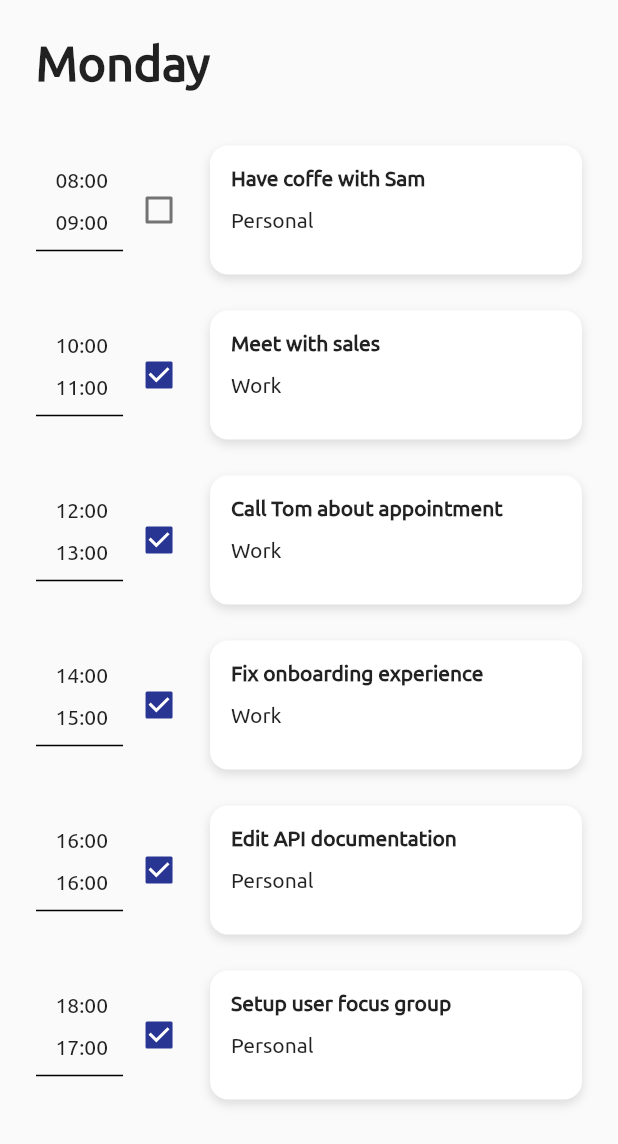
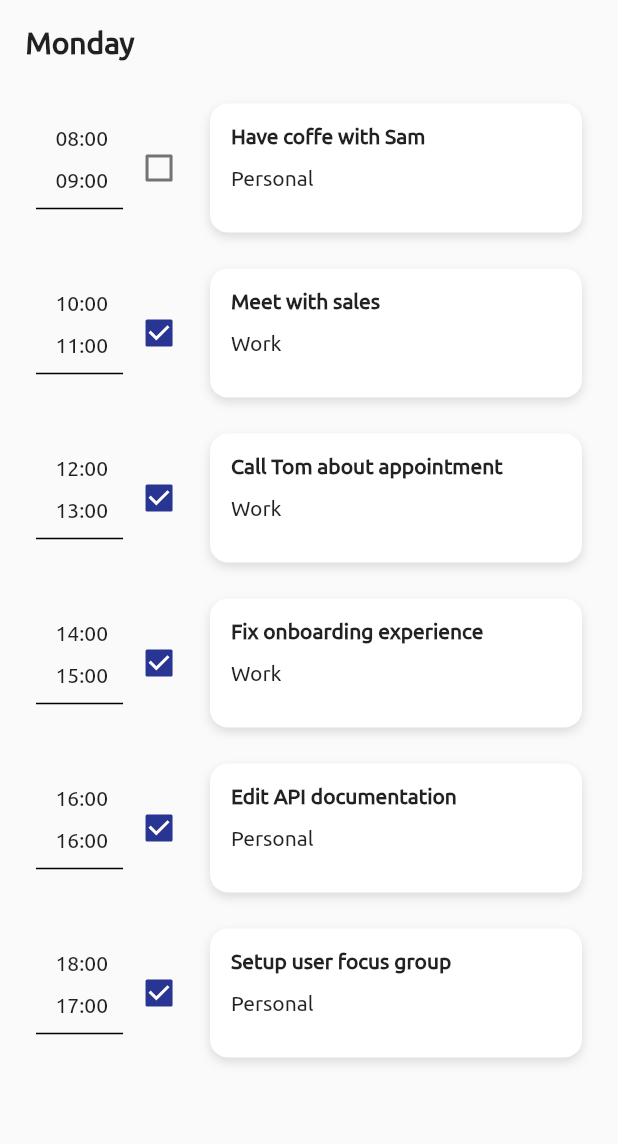
Before and after one commit to softeng-feup/open-cx-facas, a Flutter app: the MyAllTalksPage screen opened directly, on a phone screen of 412 x 824 dp. Shown: the top 1144 px of the screen. Run offline on Flutter 3.47's test engine with Material 2 defaults, Android fonts, the phone set to English and light mode, and no system bars.

```diff
--- a/AgendappDEMO/lib/Screens/AllTalks.dart
+++ b/AgendappDEMO/lib/Screens/AllTalks.dart
@@ -23,10 +23,10 @@ class _MyAllTalksPageState extends State<MyAllTalksPage> {
           crossAxisAlignment: CrossAxisAlignment.start,
           children: <Widget>[
             Padding(
-              padding: const EdgeInsets.all(24.0),
+              padding: const EdgeInsets.all(17.0),
               child: Text(
                 "Monday",
-                style: TextStyle(fontSize: 32, fontWeight: FontWeight.bold),
+                style: TextStyle(fontSize: 20, fontWeight: FontWeight.bold),
               ),
             ),
             Expanded(
--- a/AgendappDEMO/lib/Screens/home.dart
+++ b/AgendappDEMO/lib/Screens/home.dart
@@ -24,10 +24,10 @@ class _MyHomePageState extends State<MyHomePage> {
         crossAxisAlignment: CrossAxisAlignment.start,
         children: <Widget>[
           Padding(
-            padding: const EdgeInsets.all(24.0),
+            padding: const EdgeInsets.all(17.0),
             child: Text(
               "Monday",
-              style: TextStyle(fontSize: 32, fontWeight: FontWeight.bold),
+              style: TextStyle(fontSize: 20, fontWeight: FontWeight.bold),
             ),
           ),
           Expanded(
```
